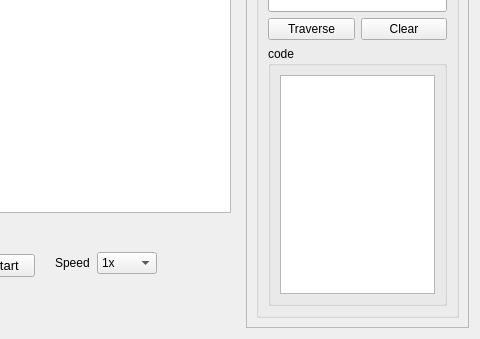
This is form.ui in Binaya764/DSA-Visualizer as Qt 5 draws it before an edit; both pictures show x 318 to 798 and y 156 to 495 of the 798 by 495 pixel window. The edited form follows.
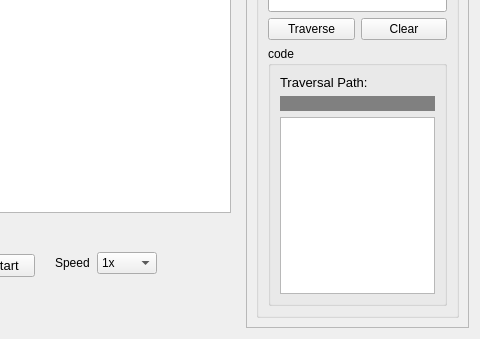
This is the edited form.

What changed in the file:
```diff
--- a/form.ui
+++ b/form.ui
@@ -1501,10 +1501,43 @@
                    <string>code</string>
                   </property>
                   <layout class="QVBoxLayout" name="verticalLayout_79">
+                   <item>
+                    <widget class="QLabel" name="label_27">
+                     <property name="font">
+                      <font>
+                       <pointsize>10</pointsize>
+                      </font>
+                     </property>
+                     <property name="text">
+                      <string>Traversal Path:</string>
+                     </property>
+                    </widget>
+                   </item>
                    <item>
                     <layout class="QVBoxLayout" name="verticalLayout_78">
                      <item>
-                      <widget class="QGraphicsView" name="code_graphicsView_DFS"/>
+                      <widget class="QLabel" name="label_traversal_path">
+                       <property name="font">
+                        <font>
+                         <pointsize>10</pointsize>
+                        </font>
+                       </property>
+                       <property name="styleSheet">
+                        <string notr="true">background-color: gray;</string>
+                       </property>
+                       <property name="text">
+                        <string/>
+                       </property>
+                      </widget>
+                     </item>
+                     <item>
+                      <widget class="QGraphicsView" name="code_graphicsView_DFS">
+                       <property name="font">
+                        <font>
+                         <pointsize>9</pointsize>
+                        </font>
+                       </property>
+                      </widget>
                      </item>
                     </layout>
                    </item>
```
